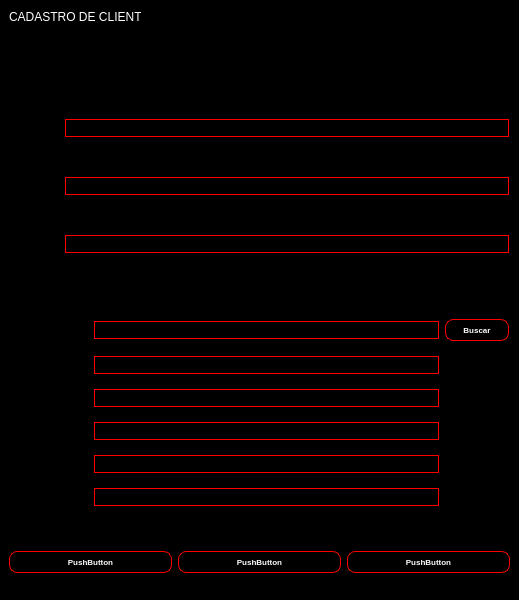
Old version of the form window/Clientes.ui in the repository hnmcano/unique.
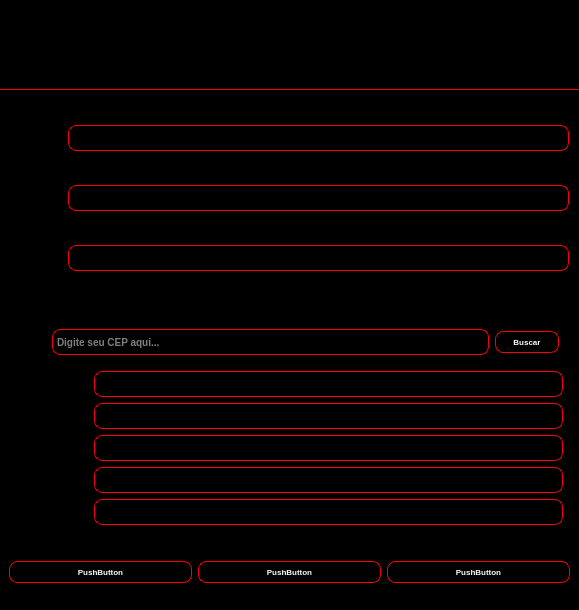
New version of the form. Icons and pictures are not drawn.

Diff of the .ui file:
```diff
--- a/window/Clientes.ui
+++ b/window/Clientes.ui
@@ -7,7 +7,7 @@
     <x>0</x>
     <y>0</y>
     <width>519</width>
-    <height>600</height>
+    <height>610</height>
    </rect>
   </property>
   <property name="palette">
@@ -483,7 +483,26 @@
    <string>MainWindow</string>
   </property>
   <property name="styleSheet">
-   <string notr="true">background-color: rgb(0, 0, 0);</string>
+   <string notr="true">QLineEdit{
+    background: qlineargradient(x1: 0, y1: 0, x2: 0, y2: 1,
+        stop: 0 #000000, stop: 1 #000000);
+    color: white;
+    border: 1px solid red;
+    padding: 4px 2px;
+    border-radius: 8px;
+    font-weight: bold;
+    font-size: 10px;
+}
+
+QLineEdit:hover {
+    background: qlineargradient(x1: 0, y1: 0, x2: 0, y2: 1,
+        stop: 0 #4e4e4e, stop: 1 #4e4e4e);
+}
+
+QLineEdit:pressed {
+    background: qlineargradient(x1: 0, y1: 0, x2: 0, y2: 1,
+        stop: 0 #1a5fb4, stop: 1 #4a00e0);
+}</string>
   </property>
   <widget class="QWidget" name="centralwidget">
    <property name="palette">
@@ -979,7 +998,7 @@
       <property name="maximumSize">
        <size>
         <width>16777215</width>
-        <height>75</height>
+        <height>90</height>
        </size>
       </property>
       <property name="palette">
@@ -995,12 +1014,30 @@
           </brush>
          </colorrole>
          <colorrole role="Button">
-          <brush brushstyle="SolidPattern">
+          <brush brushstyle="LinearGradientPattern">
+           <gradient startx="0.000000000000000" starty="0.000000000000000" endx="0.000000000000000" endy="1.000000000000000" type="LinearGradient" spread="PadSpread" coordinatemode="ObjectBoundingMode">
+            <gradientstop position="0.000000000000000">
            <color alpha="255">
             <red>0</red>
             <green>0</green>
             <blue>0</blue>
            </color>
+            </gradientstop>
+            <gradientstop position="0.500000000000000">
+             <color alpha="255">
+              <red>0</red>
+              <green>0</green>
+              <blue>0</blue>
+             </color>
+            </gradientstop>
+            <gradientstop position="1.000000000000000">
+             <color alpha="255">
+              <red>0</red>
+              <green>0</green>
+              <blue>0</blue>
+             </color>
+            </gradientstop>
+           </gradient>
           </brush>
          </colorrole>
          <colorrole role="Light">
@@ -1067,21 +1104,57 @@
           </brush>
          </colorrole>
          <colorrole role="Base">
-          <brush brushstyle="SolidPattern">
+          <brush brushstyle="LinearGradientPattern">
+           <gradient startx="0.000000000000000" starty="0.000000000000000" endx="0.000000000000000" endy="1.000000000000000" type="LinearGradient" spread="PadSpread" coordinatemode="ObjectBoundingMode">
+            <gradientstop position="0.000000000000000">
            <color alpha="255">
             <red>0</red>
             <green>0</green>
             <blue>0</blue>
            </color>
+            </gradientstop>
+            <gradientstop position="0.500000000000000">
+             <color alpha="255">
+              <red>0</red>
+              <green>0</green>
+              <blue>0</blue>
+             </color>
+            </gradientstop>
+            <gradientstop position="1.000000000000000">
+             <color alpha="255">
+              <red>0</red>
+              <green>0</green>
+              <blue>0</blue>
+             </color>
+            </gradientstop>
+           </gradient>
           </brush>
          </colorrole>
          <colorrole role="Window">
-          <brush brushstyle="SolidPattern">
+          <brush brushstyle="LinearGradientPattern">
+           <gradient startx="0.000000000000000" starty="0.000000000000000" endx="0.000000000000000" endy="1.000000000000000" type="LinearGradient" spread="PadSpread" coordinatemode="ObjectBoundingMode">
+            <gradientstop position="0.000000000000000">
            <color alpha="255">
             <red>0</red>
             <green>0</green>
             <blue>0</blue>
            </color>
+            </gradientstop>
+            <gradientstop position="0.500000000000000">
+             <color alpha="255">
+              <red>0</red>
+              <green>0</green>
+              <blue>0</blue>
+             </color>
+            </gradientstop>
+            <gradientstop position="1.000000000000000">
+             <color alpha="255">
+              <red>0</red>
+              <green>0</green>
+              <blue>0</blue>
+             </color>
+            </gradientstop>
+           </gradient>
           </brush>
          </colorrole>
          <colorrole role="Shadow">
@@ -1150,12 +1223,30 @@
           </brush>
          </colorrole>
          <colorrole role="Button">
-          <brush brushstyle="SolidPattern">
+          <brush brushstyle="LinearGradientPattern">
+           <gradient startx="0.000000000000000" starty="0.000000000000000" endx="0.000000000000000" endy="1.000000000000000" type="LinearGradient" spread="PadSpread" coordinatemode="ObjectBoundingMode">
+            <gradientstop position="0.000000000000000">
            <color alpha="255">
             <red>0</red>
             <green>0</green>
             <blue>0</blue>
            </color>
+            </gradientstop>
+            <gradientstop position="0.500000000000000">
+             <color alpha="255">
+              <red>0</red>
+              <green>0</green>
+              <blue>0</blue>
+             </color>
+            </gradientstop>
+            <gradientstop position="1.000000000000000">
+             <color alpha="255">
+              <red>0</red>
+              <green>0</green>
+              <blue>0</blue>
+             </color>
+            </gradientstop>
+           </gradient>
           </brush>
          </colorrole>
          <colorrole role="Light">
@@ -1222,21 +1313,57 @@
           </brush>
          </colorrole>
          <colorrole role="Base">
-          <brush brushstyle="SolidPattern">
+          <brush brushstyle="LinearGradientPattern">
+           <gradient startx="0.000000000000000" starty="0.000000000000000" endx="0.000000000000000" endy="1.000000000000000" type="LinearGradient" spread="PadSpread" coordinatemode="ObjectBoundingMode">
+            <gradientstop position="0.000000000000000">
            <color alpha="255">
             <red>0</red>
             <green>0</green>
             <blue>0</blue>
            </color>
+            </gradientstop>
+            <gradientstop position="0.500000000000000">
+             <color alpha="255">
+              <red>0</red>
+              <green>0</green>
+              <blue>0</blue>
+             </color>
+            </gradientstop>
+            <gradientstop position="1.000000000000000">
+             <color alpha="255">
+              <red>0</red>
+              <green>0</green>
+              <blue>0</blue>
+             </color>
+            </gradientstop>
+           </gradient>
           </brush>
          </colorrole>
          <colorrole role="Window">
-          <brush brushstyle="SolidPattern">
+          <brush brushstyle="LinearGradientPattern">
+           <gradient startx="0.000000000000000" starty="0.000000000000000" endx="0.000000000000000" endy="1.000000000000000" type="LinearGradient" spread="PadSpread" coordinatemode="ObjectBoundingMode">
+            <gradientstop position="0.000000000000000">
            <color alpha="255">
             <red>0</red>
             <green>0</green>
             <blue>0</blue>
            </color>
+            </gradientstop>
+            <gradientstop position="0.500000000000000">
+             <color alpha="255">
+              <red>0</red>
+              <green>0</green>
+              <blue>0</blue>
+             </color>
+            </gradientstop>
+            <gradientstop position="1.000000000000000">
+             <color alpha="255">
+              <red>0</red>
+              <green>0</green>
+              <blue>0</blue>
+             </color>
+            </gradientstop>
+           </gradient>
           </brush>
          </colorrole>
          <colorrole role="Shadow">
@@ -1305,12 +1432,30 @@
           </brush>
          </colorrole>
          <colorrole role="Button">
-          <brush brushstyle="SolidPattern">
+          <brush brushstyle="LinearGradientPattern">
+           <gradient startx="0.000000000000000" starty="0.000000000000000" endx="0.000000000000000" endy="1.000000000000000" type="LinearGradient" spread="PadSpread" coordinatemode="ObjectBoundingMode">
+            <gradientstop position="0.000000000000000">
            <color alpha="255">
             <red>0</red>
             <green>0</green>
             <blue>0</blue>
            </color>
+            </gradientstop>
+            <gradientstop position="0.500000000000000">
+             <color alpha="255">
+              <red>0</red>
+              <green>0</green>
+              <blue>0</blue>
+             </color>
+            </gradientstop>
+            <gradientstop position="1.000000000000000">
+             <color alpha="255">
+              <red>0</red>
+              <green>0</green>
+              <blue>0</blue>
+             </color>
+            </gradientstop>
+           </gradient>
           </brush>
          </colorrole>
          <colorrole role="Light">
@@ -1377,21 +1522,57 @@
           </brush>
          </colorrole>
          <colorrole role="Base">
-          <brush brushstyle="SolidPattern">
+          <brush brushstyle="LinearGradientPattern">
+           <gradient startx="0.000000000000000" starty="0.000000000000000" endx="0.000000000000000" endy="1.000000000000000" type="LinearGradient" spread="PadSpread" coordinatemode="ObjectBoundingMode">
+            <gradientstop position="0.000000000000000">
            <color alpha="255">
             <red>0</red>
             <green>0</green>
             <blue>0</blue>
            </color>
+            </gradientstop>
+            <gradientstop position="0.500000000000000">
+             <color alpha="255">
+              <red>0</red>
+              <green>0</green>
+              <blue>0</blue>
+             </color>
+            </gradientstop>
+            <gradientstop position="1.000000000000000">
+             <color alpha="255">
+              <red>0</red>
+              <green>0</green>
+              <blue>0</blue>
+             </color>
+            </gradientstop>
+           </gradient>
           </brush>
          </colorrole>
          <colorrole role="Window">
-          <brush brushstyle="SolidPattern">
+          <brush brushstyle="LinearGradientPattern">
+           <gradient startx="0.000000000000000" starty="0.000000000000000" endx="0.000000000000000" endy="1.000000000000000" type="LinearGradient" spread="PadSpread" coordinatemode="ObjectBoundingMode">
+            <gradientstop position="0.000000000000000">
            <color alpha="255">
             <red>0</red>
             <green>0</green>
             <blue>0</blue>
            </color>
+            </gradientstop>
+            <gradientstop position="0.500000000000000">
+             <color alpha="255">
+              <red>0</red>
+              <green>0</green>
+              <blue>0</blue>
+             </color>
+            </gradientstop>
+            <gradientstop position="1.000000000000000">
+             <color alpha="255">
+              <red>0</red>
+              <green>0</green>
+              <blue>0</blue>
+             </color>
+            </gradientstop>
+           </gradient>
           </brush>
          </colorrole>
          <colorrole role="Shadow">
@@ -1452,22 +1633,54 @@
        </palette>
       </property>
       <property name="styleSheet">
-       <string notr="true">background-color: rgb(0, 0, 0);
-color: white;</string>
+       <string notr="true">QWidget {
+	background-color: rgb(0, 0, 0);
+    border-bottom: 1px solid red;
+    
+    /* Gradiente para profundidade */
+    background: qlineargradient(x1: 0, y1: 0, x2: 0, y2: 1,
+        stop: 0 #000000, 
+        stop: 0.5 #000000,
+        stop: 1 #000000);
+    
+    /* Sombra externa para efeito 3D */
+    box-shadow: 3px 3px 5px rgba(0, 0, 0, 0.2),
+                -1px -1px 2px rgba(255, 255, 255, 0.3);
+}</string>
       </property>
+      <layout class="QHBoxLayout" name="horizontalLayout_3">
+       <property name="spacing">
+        <number>0</number>
+       </property>
+       <property name="leftMargin">
+        <number>0</number>
+       </property>
+       <property name="topMargin">
+        <number>0</number>
+       </property>
+       <property name="rightMargin">
+        <number>0</number>
+       </property>
+       <property name="bottomMargin">
+        <number>0</number>
+       </property>
+       <item>
       <widget class="QLabel" name="label">
-       <property name="geometry">
-        <rect>
-         <x>9</x>
-         <y>9</y>
-         <width>132</width>
-         <height>16</height>
-        </rect>
+         <property name="font">
+          <font>
+           <family>Monotype Corsiva</family>
+           <pointsize>45</pointsize>
+          </font>
        </property>
        <property name="text">
-        <string>CADASTRO DE CLIENTES</string>
-       </property>
-      </widget>
+          <string>Cadastro de Clientes</string>
+         </property>
+         <property name="alignment">
+          <set>Qt::AlignmentFlag::AlignCenter</set>
+         </property>
+        </widget>
+       </item>
+      </layout>
      </widget>
     </item>
     <item>
@@ -1600,27 +1813,21 @@
           <enum>QFrame::Shadow::Raised</enum>
          </property>
          <layout class="QGridLayout" name="gridLayout_2">
-          <item row="3" column="1">
-           <widget class="QLineEdit" name="email_input">
-            <property name="styleSheet">
-             <string notr="true">border: 1px solid red;</string>
-            </property>
-           </widget>
-          </item>
-          <item row="3" column="0">
-           <widget class="QLabel" name="label_email">
-            <property name="text">
-             <string>E-mail:</string>
-            </property>
-           </widget>
-          </item>
-          <item row="1" column="1">
-           <widget class="QLineEdit" name="telefone_input">
-            <property name="styleSheet">
-             <string notr="true">border: 1px solid red;</string>
-            </property>
-           </widget>
-          </item>
+          <property name="leftMargin">
+           <number>9</number>
+          </property>
+          <property name="topMargin">
+           <number>9</number>
+          </property>
+          <property name="rightMargin">
+           <number>9</number>
+          </property>
+          <property name="bottomMargin">
+           <number>9</number>
+          </property>
+          <property name="spacing">
+           <number>9</number>
+          </property>
           <item row="1" column="0">
            <widget class="QLabel" name="label_telefone">
             <property name="text">
@@ -1628,6 +1835,49 @@
             </property>
            </widget>
           </item>
+          <item row="1" column="1">
+           <widget class="QLineEdit" name="telefone_input">
+            <property name="styleSheet">
+             <string notr="true">border: 1px solid red;</string>
+            </property>
+           </widget>
+          </item>
+          <item row="3" column="0">
+           <widget class="QLabel" name="label_email">
+            <property name="text">
+             <string>E-mail:</string>
+            </property>
+           </widget>
+          </item>
+          <item row="0" column="1">
+           <widget class="QLineEdit" name="nome_input">
+            <property name="styleSheet">
+             <string notr="true">QPushButton {
+    background: qlineargradient(x1: 0, y1: 0, x2: 0, y2: 1,
+        stop: 0 #000000, stop: 1 #000000);
+    color: white;
+    border: 1px solid red;
+    padding: 12px 24px;
+    border-radius: 8px;
+    font-weight: bold;
+    font-size: 14px;
+}
+
+QPushButton:hover {
+    background: qlineargradient(x1: 0, y1: 0, x2: 0, y2: 1,
+        stop: 0 #4e4e4e, stop: 1 #4e4e4e);
+}
+
+QPushButton:pressed {
+    background: qlineargradient(x1: 0, y1: 0, x2: 0, y2: 1,
+        stop: 0 #1a5fb4, stop: 1 #4a00e0);
+}</string>
+            </property>
+            <property name="cursorPosition">
+             <number>0</number>
+            </property>
+           </widget>
+          </item>
           <item row="0" column="0">
            <widget class="QLabel" name="label_nome">
             <property name="text">
@@ -1635,14 +1885,11 @@
             </property>
            </widget>
           </item>
-          <item row="0" column="1">
-           <widget class="QLineEdit" name="nome_input">
+          <item row="3" column="1">
+           <widget class="QLineEdit" name="email_input">
             <property name="styleSheet">
              <string notr="true">border: 1px solid red;</string>
             </property>
-            <property name="cursorPosition">
-             <number>0</number>
-            </property>
            </widget>
           </item>
          </layout>
@@ -1663,63 +1910,43 @@
           <property name="leftMargin">
            <number>9</number>
           </property>
-          <item row="2" column="1">
-           <widget class="QLabel" name="label_22">
-            <property name="text">
-             <string>Endereço:</string>
+          <item row="0" column="0" colspan="3">
+           <widget class="QFrame" name="frame_3">
+            <property name="sizePolicy">
+             <sizepolicy hsizetype="Expanding" vsizetype="Preferred">
+              <horstretch>0</horstretch>
+              <verstretch>0</verstretch>
+             </sizepolicy>
             </property>
-           </widget>
-          </item>
-          <item row="0" column="2">
-           <widget class="QLineEdit" name="cepinput_2">
-            <property name="styleSheet">
-             <string notr="true">border: 1px solid red;</string>
+            <property name="frameShape">
+             <enum>QFrame::Shape::StyledPanel</enum>
             </property>
-            <property name="text">
-             <string>17031728</string>
+            <property name="frameShadow">
+             <enum>QFrame::Shadow::Raised</enum>
             </property>
-            <property name="placeholderText">
-             <string>Digite seu CEP aqui...</string>
-            </property>
-           </widget>
-          </item>
-          <item row="2" column="2">
-           <widget class="QLineEdit" name="endereco_input_2">
-            <property name="styleSheet">
-             <string notr="true">border: 1px solid red;</string>
-            </property>
-           </widget>
-          </item>
-          <item row="9" column="1">
-           <widget class="QLabel" name="label_29">
-            <property name="text">
-             <string>Ref:</string>
-            </property>
-           </widget>
-          </item>
-          <item row="0" column="1">
+            <layout class="QHBoxLayout" name="horizontalLayout">
+             <item>
            <widget class="QLabel" name="label_25">
             <property name="text">
              <string>Cep:</string>
             </property>
            </widget>
           </item>
-          <item row="8" column="1">
-           <widget class="QLabel" name="label_28">
-            <property name="text">
-             <string>Complemento:</string>
-            </property>
-           </widget>
-          </item>
-          <item row="5" column="1">
-           <widget class="QLabel" name="label_27">
+             <item>
+              <widget class="QLineEdit" name="cepinput">
+               <property name="styleSheet">
+                <string notr="true">border: 1px solid red;</string>
+               </property>
             <property name="text">
-             <string>Bairro:</string>
-            </property>
-           </widget>
-          </item>
-          <item row="0" column="7">
-           <widget class="QPushButton" name="btn_viacep_2">
+                <string/>
+               </property>
+               <property name="placeholderText">
+                <string>Digite seu CEP aqui...</string>
+               </property>
+              </widget>
+             </item>
+             <item>
+              <widget class="QPushButton" name="btn_viacep">
             <property name="enabled">
              <bool>true</bool>
             </property>
@@ -1750,41 +1977,79 @@
             </property>
            </widget>
           </item>
-          <item row="6" column="2">
-           <widget class="QLineEdit" name="cidade_input_2">
+            </layout>
+           </widget>
+          </item>
+          <item row="10" column="1">
+           <widget class="QLineEdit" name="complemento_input">
             <property name="styleSheet">
              <string notr="true">border: 1px solid red;</string>
             </property>
            </widget>
           </item>
-          <item row="5" column="2">
-           <widget class="QLineEdit" name="cliente_input">
+          <item row="10" column="0">
+           <widget class="QLabel" name="label_28">
+            <property name="text">
+             <string>Complemento:</string>
+            </property>
+           </widget>
+          </item>
+          <item row="3" column="1">
+           <widget class="QLineEdit" name="endereco_input">
             <property name="styleSheet">
              <string notr="true">border: 1px solid red;</string>
             </property>
            </widget>
           </item>
-          <item row="6" column="1">
+          <item row="7" column="1">
+           <widget class="QLineEdit" name="bairro_input">
+            <property name="styleSheet">
+             <string notr="true">border: 1px solid red;</string>
+            </property>
+           </widget>
+          </item>
+          <item row="8" column="0">
            <widget class="QLabel" name="label_30">
             <property name="text">
              <string>Cidade:</string>
             </property>
            </widget>
           </item>
-          <item row="9" column="2">
-           <widget class="QLineEdit" name="complemento_input_2">
+          <item row="8" column="1">
+           <widget class="QLineEdit" name="cidade_input">
             <property name="styleSheet">
              <string notr="true">border: 1px solid red;</string>
             </property>
            </widget>
           </item>
-          <item row="8" column="2">
-           <widget class="QLineEdit" name="telefone_input_2">
+          <item row="7" column="0">
+           <widget class="QLabel" name="label_27">
+            <property name="text">
+             <string>Bairro:</string>
+            </property>
+           </widget>
+          </item>
+          <item row="3" column="0">
+           <widget class="QLabel" name="label_22">
+            <property name="text">
+             <string>Endereço:</string>
+            </property>
+           </widget>
+          </item>
+          <item row="11" column="1">
+           <widget class="QLineEdit" name="referencia_input">
             <property name="styleSheet">
              <string notr="true">border: 1px solid red;</string>
             </property>
            </widget>
           </item>
+          <item row="11" column="0">
+           <widget class="QLabel" name="label_29">
+            <property name="text">
+             <string>Ref:</string>
+            </property>
+           </widget>
+          </item>
          </layout>
         </widget>
        </item>
```
Left out of the diff: 7 changed lines with no effect on the pictures. Lines whose indentation alone changed are shown as unchanged.
